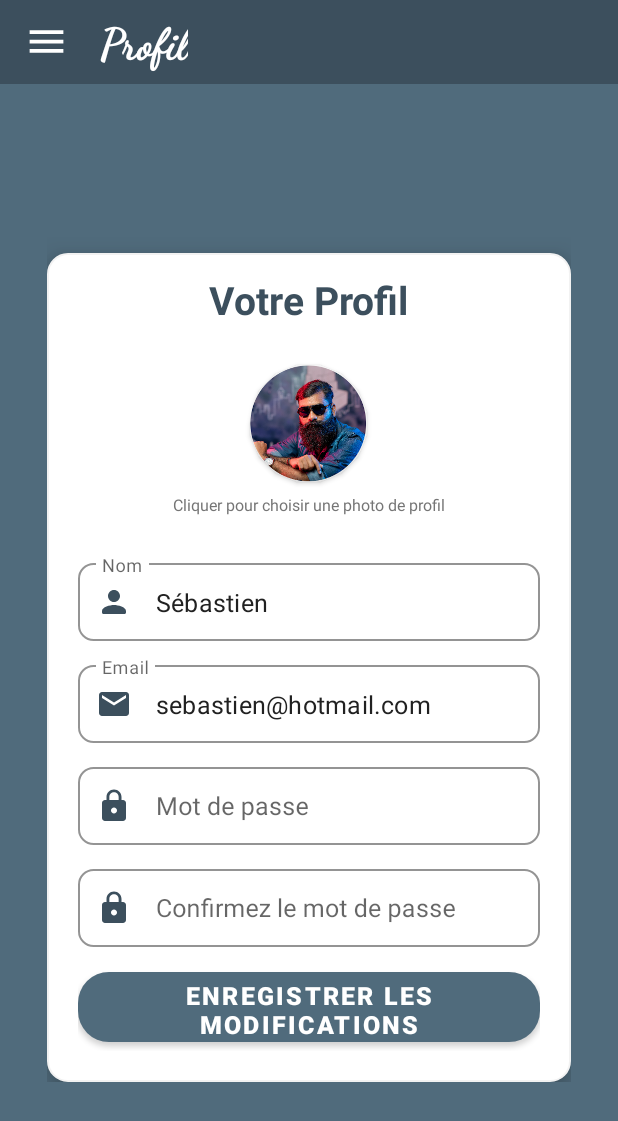
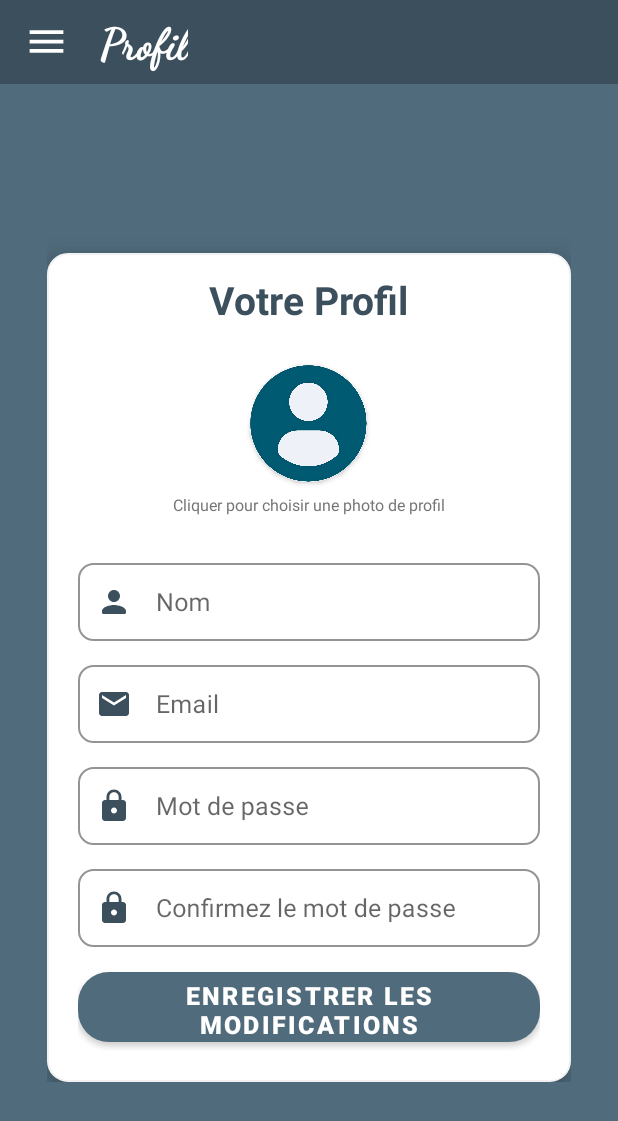
Before and after one commit to Mamcor/TalkToMe, an Android app: the fragment ProfileFragment placed in its activity, on a phone screen of 412 x 824 dp. Shown: the top 1121 px of the screen. Run offline under Robolectric (Android 15) with nearby library versions, the phone set to English and light mode, and no system bars; our stand-ins replace Firebase (no records; nobody signed in at launch, a user with empty details on screens opened directly), sdp/ssp sizes; libraries missing offline, so code that uses them is left out: com.makeramen.roundedimageview; plain views replace RoundedImageView; 4 statements that could not run were skipped.

```diff
--- a/app/src/main/res/layout/fragment_profile.xml
+++ b/app/src/main/res/layout/fragment_profile.xml
@@ -59,7 +59,7 @@
                         android:layout_width="wrap_content"
                         android:layout_height="wrap_content"
                         android:scaleType="centerCrop"
-                        android:src="@drawable/capture" />
+                        android:src="@drawable/profile"/>
                 </androidx.cardview.widget.CardView>
 
                 <TextView
@@ -94,7 +94,6 @@
                         android:importantForAutofill="no"
                         android:inputType="text"
                         android:padding="0dp"
-                        android:text="Sébastien"
                         android:enabled="false"
                         android:textColor="@color/primary_text"
                         android:textSize="@dimen/_13sdp" />
@@ -123,7 +122,6 @@
                         android:importantForAutofill="no"
                         android:inputType="textEmailAddress"
                         android:padding="0dp"
-                        android:text="sebastien@hotmail.com"
                         android:textColor="@color/primary_text"
                         android:textSize="@dimen/_13sdp" />
                 </com.google.android.material.textfield.TextInputLayout>
```
Also changed, not shown: app/src/main/res/layout/activity_register.xml (+6 -2 lines), app/src/main/res/drawable/capture.png (deleted).
